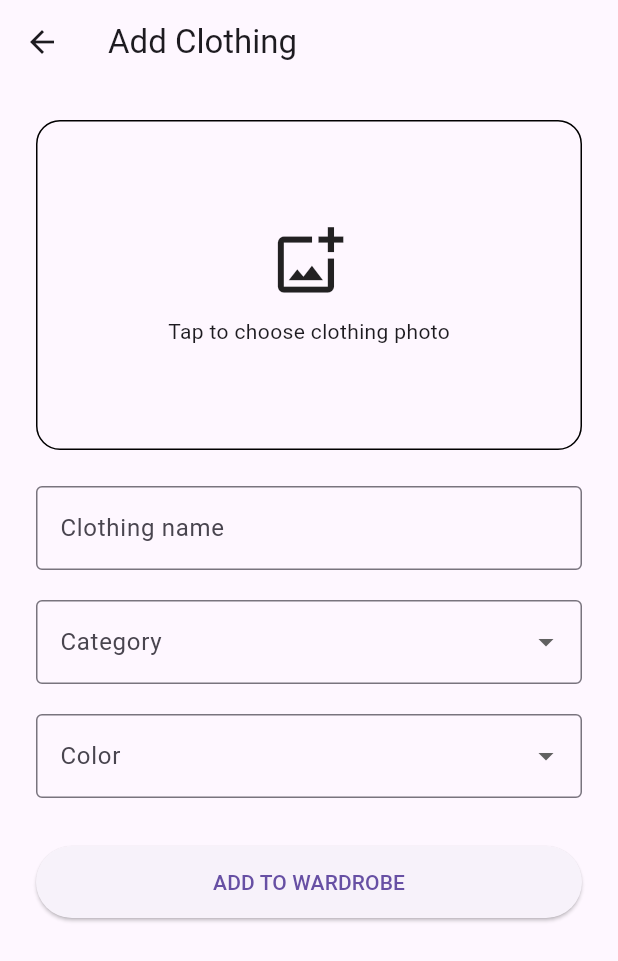
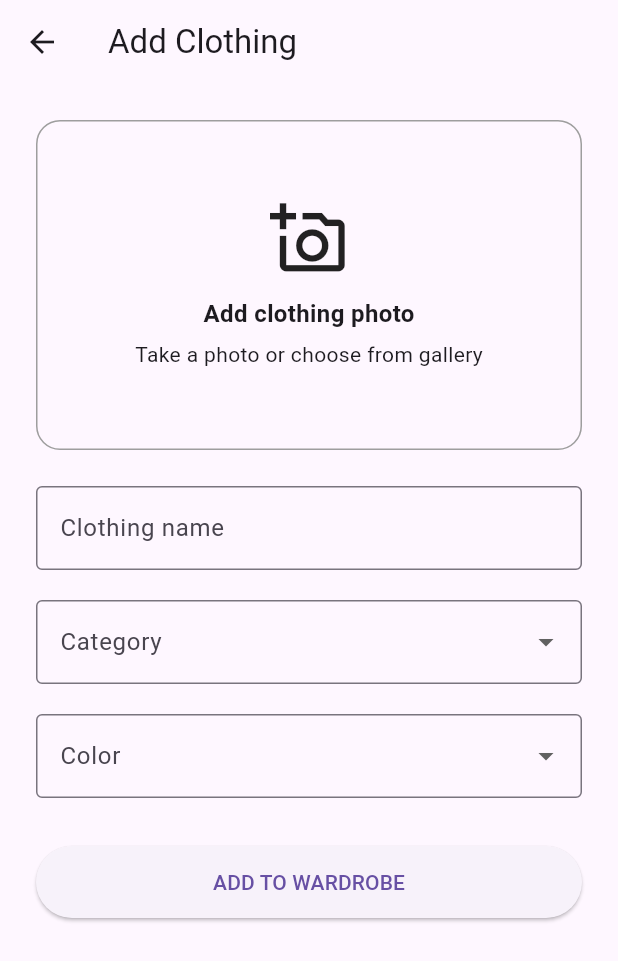
Before and after one commit to Fenet004/clueless_closet, a Flutter app: the AddClothingScreen screen opened directly, on a phone screen of 412 x 824 dp. Shown: the top 961 px of the screen. Run offline on Flutter 3.47's test engine with Material 3 defaults, Android fonts, the phone set to English and light mode, and no system bars; our stand-ins replace image_picker.

Commit message:
add camera and gallery options for clothing photos

```diff
--- a/lib/screens/add_clothing_screen.dart
+++ b/lib/screens/add_clothing_screen.dart
@@ -70,9 +70,13 @@ class _AddClothingScreenState extends State<AddClothingScreen> {
     Navigator.pop(context, newItem);
   }
 
-  Future<void> pickImage() async {
+  Future<void> pickImage(ImageSource source) async {
+    try{
       final XFile? image = await _imagePicker.pickImage(
-      source: ImageSource.gallery,
+        source: source,
+        maxWidth: 1200,
+        imageQuality: 85,
+        preferredCameraDevice: CameraDevice.rear,
       );
 
       if (image == null) {
@@ -82,6 +86,52 @@ class _AddClothingScreenState extends State<AddClothingScreen> {
       setState(() {
         selectedImage = image;
       });
+    } catch (e) {
+      if (!mounted) {
+        return;
+      }
+
+      ScaffoldMessenger.of(context).showSnackBar(
+        const SnackBar(
+          content: Text(
+            'Could not access the image. Please try again.',
+          ),
+        ),
+      );
+    }
+
+  }
+
+  void showImageSourceOptions() {
+    showModalBottomSheet(
+      context: context,
+      builder: (context) {
+        return SafeArea(
+          child: Wrap(
+            children: [
+              ListTile(
+                leading: const Icon(Icons.camera_alt),
+                title: const Text('Take Photo'),
+                onTap: () {
+                  Navigator.pop(context);
+
+                  pickImage(ImageSource.camera);
+                },
+              ),
+              ListTile(
+                leading: const Icon(Icons.photo_library),
+                title: const Text('Choose From Gallery'),
+                onTap: () {
+                  Navigator.pop(context);
+
+                  pickImage(ImageSource.gallery);
+                },
+              ),
+            ],
+          ),
+        );
+      },
+    );
   }
 
   @override
@@ -97,12 +147,14 @@ class _AddClothingScreenState extends State<AddClothingScreen> {
           child: Column(
             children: [
               GestureDetector(
-                onTap: pickImage,
+                onTap: showImageSourceOptions,
                 child: Container(
                   width: double.infinity,
                   height: 220,
                   decoration: BoxDecoration(
-                    border: Border.all(),
+                    border: Border.all(
+                      color: Colors.grey,
+                    ),
                     borderRadius: BorderRadius.circular(16),
                   ),
                   child: selectedImage == null
@@ -110,21 +162,43 @@ class _AddClothingScreenState extends State<AddClothingScreen> {
                           mainAxisAlignment: MainAxisAlignment.center,
                           children: [
                             Icon(
-                              Icons.add_photo_alternate_outlined,
-                              size: 50
+                              Icons.add_a_photo_outlined,
+                              size: 52
                             ),
                             SizedBox(height: 12),
                             Text(
-                              'Tap to choose clothing photo'
+                              'Add clothing photo',
+                              style: TextStyle(
+                                fontSize: 16,
+                                fontWeight: FontWeight.bold,
+                              ),
+                            ),
+                            SizedBox(height: 6),
+                            Text(
+                              'Take a photo or choose from gallery',
                             ),
                           ],
                         )
-                      : ClipRRect(
+                      : Stack(
+                          fit: StackFit.expand,
+                          children: [
+                            ClipRRect(
                               borderRadius: BorderRadius.circular(16),
                               child: Image.file(
                                 File(selectedImage!.path),
                                 fit: BoxFit.cover,
                               ),
+                            ),
+                            Positioned(
+                              top: 8,
+                              right: 8,
+                              child: CircleAvatar(
+                                child: Icon(
+                                  Icons.edit,
+                                ),
+                              ),
+                            ),
+                          ],
                         ),
                 ),
               ),
```
Also changed, not shown: 1 other file. Lines whose indentation alone changed are shown as unchanged.
